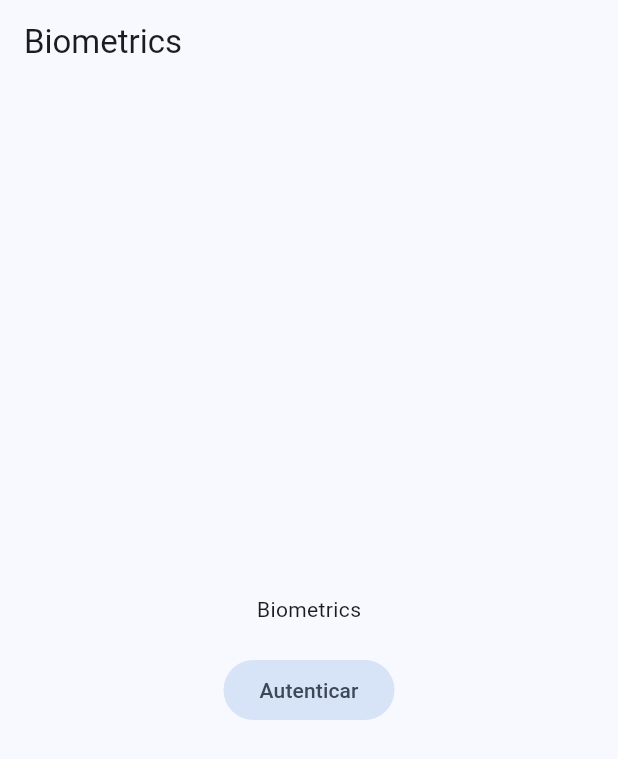
After one commit to danireysan/miscellaneous_app, a Flutter app: the BiometricsScreen screen opened by its route, on a phone screen of 412 x 824 dp. The commit adds this screen. Shown: the top 759 px of the screen. Run offline on Flutter 3.47's test engine with Material 2 defaults, Android fonts, the phone set to English and light mode, and no system bars; our stand-ins replace dio, flutter_compass, flutter_riverpod, go_router, google_fonts, local_auth and 3 more.

Commit message:
created biometrics

```diff
--- a/lib/config/router/app_router.dart
+++ b/lib/config/router/app_router.dart
@@ -1,4 +1,5 @@
 import 'package:go_router/go_router.dart';
+import 'package:miscellaneous_app/presentation/screens/biometrics/biometrics_screen.dart';
 
 import '../../presentation/screens/pokemon/pokemon_screen.dart';
 import '../../presentation/screens/pokemon/pokemons_screen.dart';
@@ -49,5 +50,9 @@ final router = GoRouter(
         ),
       ],
     ),
+    GoRoute(
+      path: BiometricsScreen.routeName,
+      builder: (context, state) => const BiometricsScreen(),
+    )
   ],
 );
--- /dev/null
+++ b/lib/presentation/screens/biometrics/biometrics_screen.dart
@@ -0,0 +1,28 @@
+import 'package:flutter/material.dart';
+
+class BiometricsScreen extends StatelessWidget {
+  static const routeName = '/biometrics';
+  const BiometricsScreen({super.key});
+
+  @override
+  Widget build(BuildContext context) {
+    return Scaffold(
+      appBar: AppBar(
+        title: const Text('Biometrics'),
+      ),
+      body: Center(
+        child: Column(
+          mainAxisAlignment: MainAxisAlignment.center,
+          children: [
+            const Text('Biometrics'),
+            const SizedBox(height: 20),
+            FilledButton.tonal(
+              onPressed: () {},
+              child: const Text('Autenticar'),
+            )
+          ],
+        ),
+      ),
+    );
+  }
+}
--- a/lib/presentation/screens/home/home_screen.dart
+++ b/lib/presentation/screens/home/home_screen.dart
@@ -21,10 +21,10 @@ class HomeScreen extends StatelessWidget {
           ),
         ],
       ),
-      body: CustomScrollView(
+      body: const CustomScrollView(
         slivers: [
           SliverAppBar(
-            title: const Text('Miscelaneos'),
+            title: Text('Miscelaneos'),
           ),
           MainMenu(),
         ],
--- a/lib/presentation/screens/pokemon/pokemon_screen.dart
+++ b/lib/presentation/screens/pokemon/pokemon_screen.dart
@@ -32,7 +32,10 @@ class _PokemonView extends StatelessWidget {
         actions: [
           IconButton(
             onPressed: () {
-              SharePlugin.shareLink(pokemon.spriteFront, 'Mirá este pokemon');
+              SharePlugin.shareLink(
+                'https://deeplinkwebapp-production.up.railway.app/pokemons/${pokemon.id}/',
+                'Mirá este pokemon',
+              );
             },
             icon: const Icon(Icons.share),
           ),
--- a/lib/widgets/shared/menu_main.dart
+++ b/lib/widgets/shared/menu_main.dart
@@ -2,6 +2,7 @@ import 'package:flutter/material.dart';
 import 'package:go_router/go_router.dart';
 import 'package:miscellaneous_app/presentation/screens.dart';
 
+import '../../presentation/screens/biometrics/biometrics_screen.dart';
 import '../../presentation/screens/pokemon/pokemons_screen.dart';
 
 class MenuItem {
@@ -46,6 +47,11 @@ const List<MenuItem> items = [
     title: 'Pokemons',
     icon: Icons.catching_pokemon,
     route: PokemonsScreen.routeName,
+  ),
+  MenuItem(
+    title: 'Biometrics',
+    icon: Icons.fingerprint,
+    route: BiometricsScreen.routeName,
   ),
 ];
 
--- a/pubspec.yaml
+++ b/pubspec.yaml
@@ -17,6 +17,7 @@ dependencies:
   permission_handler: ^11.0.1
   sensors_plus: ^3.1.0
   share_plus: ^7.2.1
+  local_auth: ^2.1.7
 
 dev_dependencies:
   flutter_test:
```
Also changed, not shown: lib/config/plugins/local_auth_plugin.dart (added, +49 -0 lines), pubspec.lock, 5 other files.
